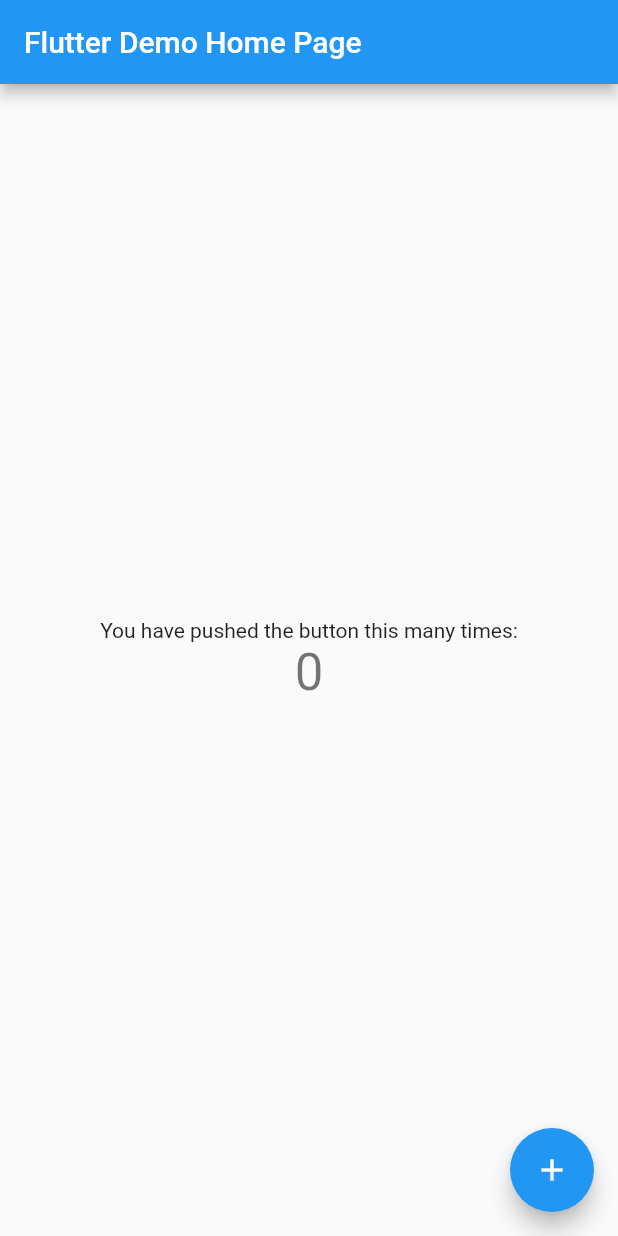
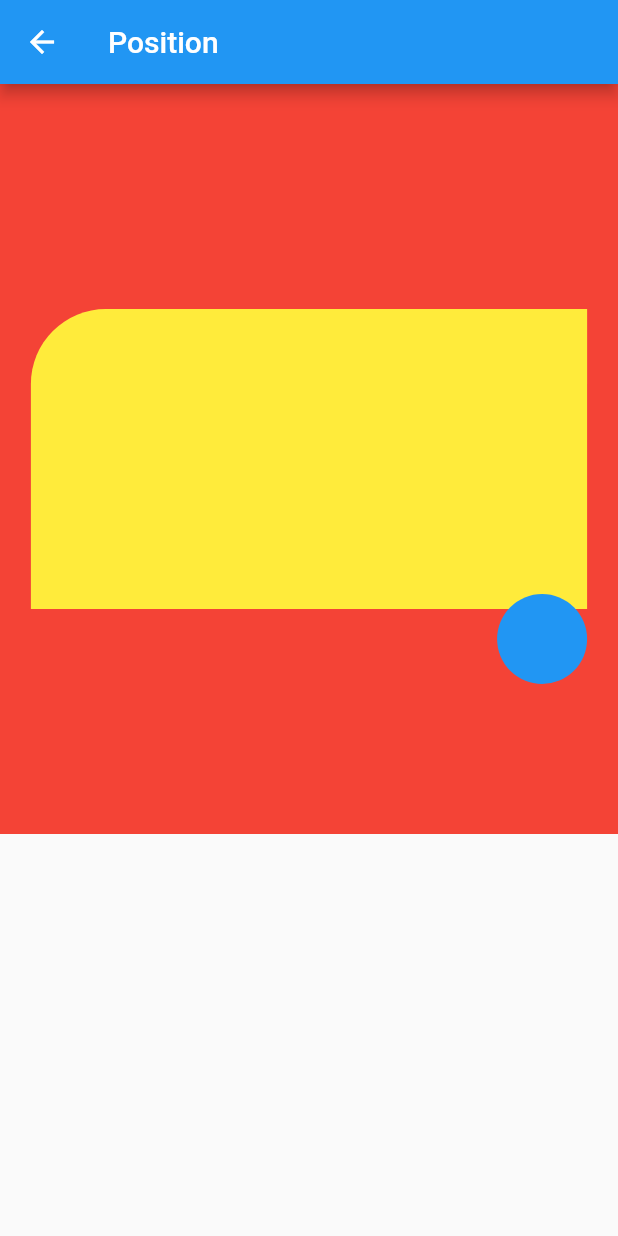
Before and after one commit to tohin222/flutter_design_all, a Flutter app: the screen it shows after launch, on a phone screen of 412 x 824 dp. Run offline on Flutter 3.47's test engine with Material 2 defaults, Android fonts, the phone set to English and light mode, and no system bars.

Commit message:
position widgets

```diff
--- a/lib/main.dart
+++ b/lib/main.dart
@@ -1,5 +1,6 @@
 import 'package:flutter/material.dart';
-
+import 'position/position.dart';
+import 'home_page.dart';
 void main() => runApp(MyApp());
 
 class MyApp extends StatelessWidget {
@@ -11,92 +12,11 @@ class MyApp extends StatelessWidget {
       theme: ThemeData(
         primarySwatch: Colors.blue,
       ),
-      home: MyHomePage(title: 'Flutter Demo Home Page'),
+      home: MyHomePage(),
+      initialRoute: Position.potionRoute,
+      routes: {
+          Position.potionRoute: (context)=> Position()
+      },
     );
   }
 }
-
-class MyHomePage extends StatefulWidget {
-  MyHomePage({Key key, this.title}) : super(key: key);
-
-  // This widget is the home page of your application. It is stateful, meaning
-  // that it has a State object (defined below) that contains fields that affect
-  // how it looks.
-
-  // This class is the configuration for the state. It holds the values (in this
-  // case the title) provided by the parent (in this case the App widget) and
-  // used by the build method of the State. Fields in a Widget subclass are
-  // always marked "final".
-
-  final String title;
-
-  @override
-  _MyHomePageState createState() => _MyHomePageState();
-}
-
-class _MyHomePageState extends State<MyHomePage> {
-  int _counter = 0;
-
-  void _incrementCounter() {
-    setState(() {
-      // This call to setState tells the Flutter framework that something has
-      // changed in this State, which causes it to rerun the build method below
-      // so that the display can reflect the updated values. If we changed
-      // _counter without calling setState(), then the build method would not be
-      // called again, and so nothing would appear to happen.
-      _counter++;
-    });
-  }
-
-  @override
-  Widget build(BuildContext context) {
-    // This method is rerun every time setState is called, for instance as done
-    // by the _incrementCounter method above.
-    //
-    // The Flutter framework has been optimized to make rerunning build methods
-    // fast, so that you can just rebuild anything that needs updating rather
-    // than having to individually change instances of widgets.
-    return Scaffold(
-      appBar: AppBar(
-        // Here we take the value from the MyHomePage object that was created by
-        // the App.build method, and use it to set our appbar title.
-        title: Text(widget.title),
-      ),
-      body: Center(
-        // Center is a layout widget. It takes a single child and positions it
-        // in the middle of the parent.
-        child: Column(
-          // Column is also a layout widget. It takes a list of children and
-          // arranges them vertically. By default, it sizes itself to fit its
-          // children horizontally, and tries to be as tall as its parent.
-          //
-          // Invoke "debug painting" (press "p" in the console, choose the
-          // "Toggle Debug Paint" action from the Flutter Inspector in Android
-          // Studio, or the "Toggle Debug Paint" command in Visual Studio Code)
-          // to see the wireframe for each widget.
-          //
-          // Column has various properties to control how it sizes itself and
-          // how it positions its children. Here we use mainAxisAlignment to
-          // center the children vertically; the main axis here is the vertical
-          // axis because Columns are vertical (the cross axis would be
-          // horizontal).
-          mainAxisAlignment: MainAxisAlignment.center,
-          children: <Widget>[
-            Text(
-              'You have pushed the button this many times:',
-            ),
-            Text(
-              '$_counter',
-              style: Theme.of(context).textTheme.display1,
-            ),
-          ],
-        ),
-      ),
-      floatingActionButton: FloatingActionButton(
-        onPressed: _incrementCounter,
-        tooltip: 'Increment',
-        child: Icon(Icons.add),
-      ), // This trailing comma makes auto-formatting nicer for build methods.
-    );
-  }
-}
--- /dev/null
+++ b/lib/position/position.dart
@@ -0,0 +1,41 @@
+import 'package:flutter/material.dart';
+
+class Position extends StatelessWidget {
+  static final potionRoute = '/postion';
+  @override
+  Widget build(BuildContext context) {
+    return Scaffold(
+      appBar: AppBar(
+        title: Text('Position'),
+      ),
+      body: Container(
+        height: 500,
+        width: MediaQuery.of(context).size.width,
+        color: Colors.red,
+        child: Center(
+          child: Stack(
+            overflow: Overflow.visible,
+            children: <Widget>[
+              Container(
+                height: 200,
+                width: MediaQuery.of(context).size.width*.9,
+                decoration: BoxDecoration(
+                  color: Colors.yellow,
+                  borderRadius: BorderRadius.only(topLeft: Radius.circular(50.0))
+                ),
+              ),
+              Positioned(
+                right: 0,
+                bottom: -50,
+                child: CircleAvatar(
+                  radius: 30,
+                  backgroundColor: Colors.blue,
+                )
+              )
+            ],
+          ),
+        ),
+      ),
+    );
+  }
+}
```
Also changed, not shown: lib/home_page.dart (added, +43 -0 lines).
